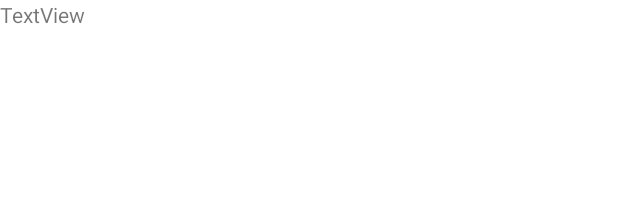
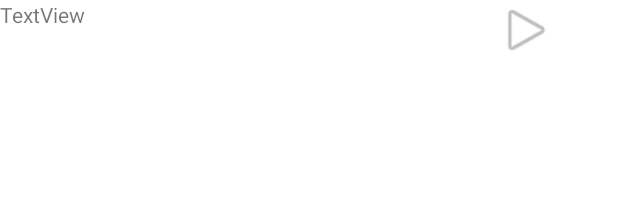
Before and after one commit to Adrali/PetitesAnnonces, an Android app: the layout item_list_chat.xml on its own in the app's theme, with its tools: preview values and no code run, on a phone screen of 412 x 824 dp. Shown: the top 200 px of the screen. Run offline under Robolectric (Android 15) with nearby library versions, the phone set to English and light mode, and no system bars.

Commit message:
changement list chat

```diff
--- a/app/src/main/java/com/example/petitesannonces/ItemListChatAdapter.java
+++ b/app/src/main/java/com/example/petitesannonces/ItemListChatAdapter.java
@@ -22,11 +22,9 @@ public class ItemListChatAdapter extends RecyclerView.Adapter<ItemListChatAdapte
     public class ItemListChatViewHolder extends RecyclerView.ViewHolder {
 
         public TextView nom;
-        public TextView prix;
         public ItemListChatViewHolder(View itemView) {
             super(itemView);
             nom = itemView.findViewById(R.id.tv_nomCorrespondant);
-            prix = itemView.findViewById(R.id.tv_dernierMessage);
         }
 
     }
@@ -44,6 +42,7 @@ public class ItemListChatAdapter extends RecyclerView.Adapter<ItemListChatAdapte
     @Override
     public void onBindViewHolder(ItemListChatAdapter.ItemListChatViewHolder viewHolder, int position) {
         UserModel current = users.get(position);
+        viewHolder.nom.setText(current.name);
     }
 
     @Override
--- a/app/src/main/java/com/example/petitesannonces/Liste_Annonces.java
+++ b/app/src/main/java/com/example/petitesannonces/Liste_Annonces.java
@@ -29,6 +29,7 @@ public class Liste_Annonces extends AppCompatActivity {
         super.onCreate(savedInstanceState);
         setContentView(R.layout.activity_liste__annonces);
         id_user = getIntent().getIntExtra("id_user",-1);
+        contexteActuel = this;
 
         recyclerView = findViewById(R.id.RecyclerViewListe);
         this.configureOnClickRecyclerView();
--- a/app/src/main/res/layout/item_list_chat.xml
+++ b/app/src/main/res/layout/item_list_chat.xml
@@ -1,18 +1,21 @@
 <?xml version="1.0" encoding="utf-8"?>
 <LinearLayout xmlns:android="http://schemas.android.com/apk/res/android"
+    xmlns:app="http://schemas.android.com/apk/res-auto"
     android:layout_width="match_parent"
     android:layout_height="match_parent"
     android:orientation="horizontal">
 
     <TextView
         android:id="@+id/tv_nomCorrespondant"
-        android:layout_width="match_parent"
-        android:layout_height="wrap_content"
+        android:layout_width="290dp"
+        android:layout_height="40dp"
         android:text="TextView" />
 
-    <TextView
-        android:id="@+id/tv_dernierMessage"
-        android:layout_width="match_parent"
-        android:layout_height="wrap_content"
-        android:text="TextView" />
+    <ImageView
+        android:id="@+id/imageView3"
+        android:layout_width="wrap_content"
+        android:layout_height="40dp"
+        android:layout_weight="1"
+        app:srcCompat="@android:drawable/ic_media_play" />
+
 </LinearLayout>
```
Also changed, not shown: app/src/main/java/com/example/petitesannonces/Database.java (+30 -2 lines), app/src/main/java/com/example/petitesannonces/ListeChat.java (+39 -1 lines), app/src/main/res/layout/activity_liste_chat.xml (+6 -7 lines).
